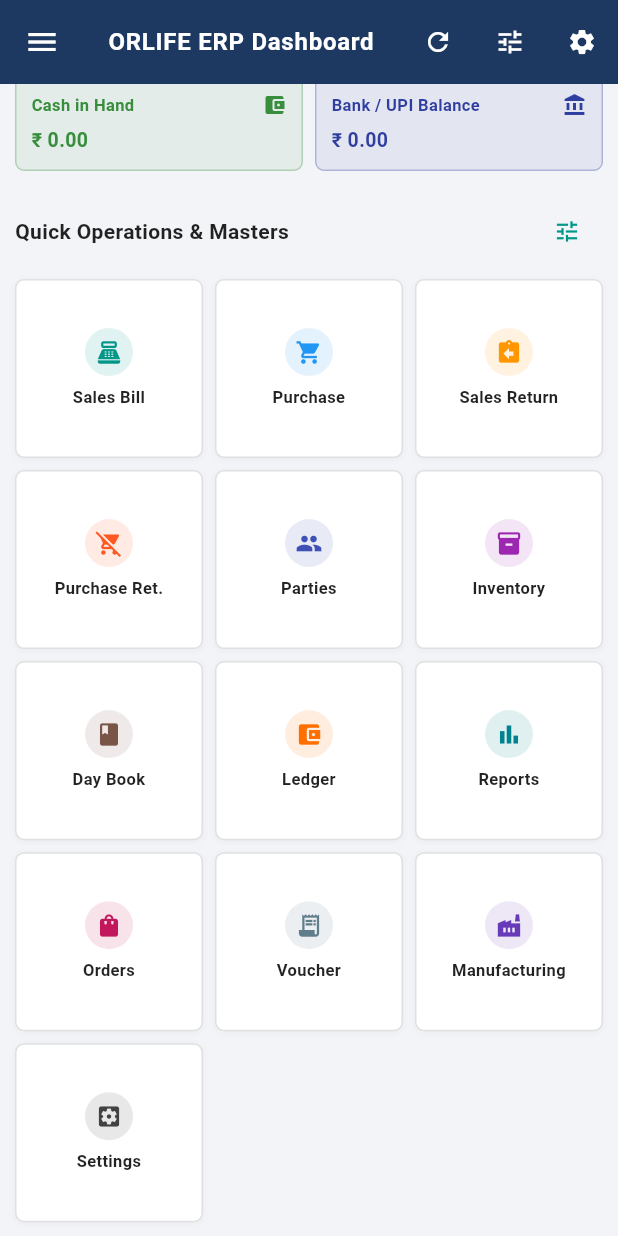
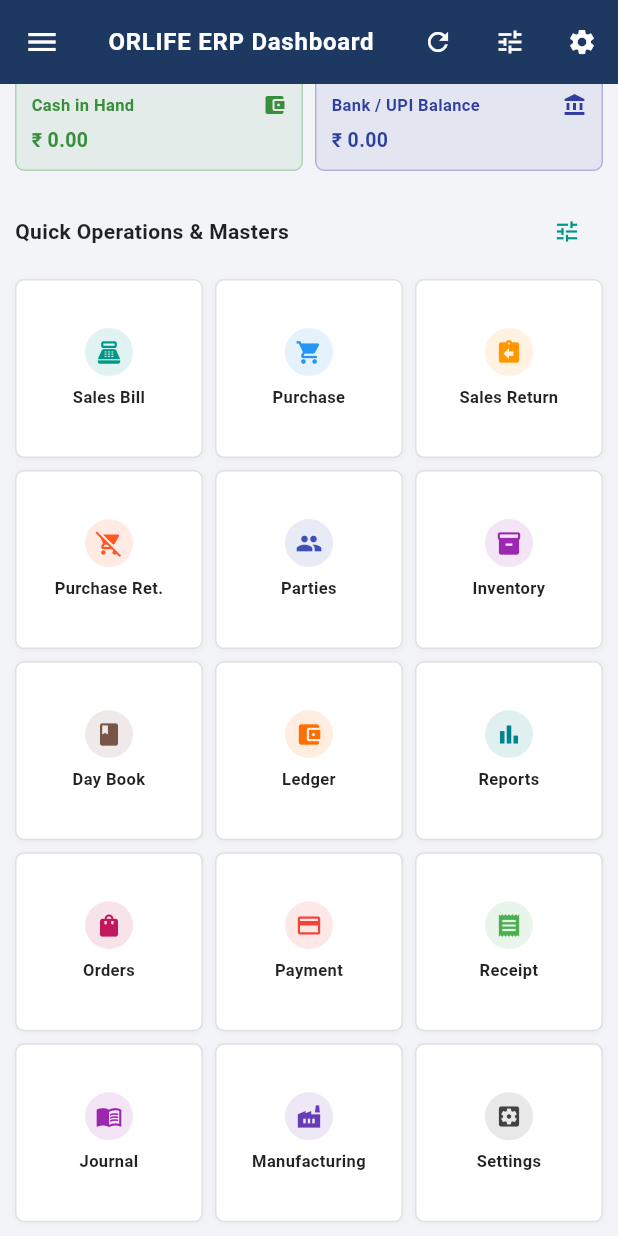
Before and after one commit to rambhera-source/Apna-Khata-, a Flutter app: the DashboardScreen screen opened directly, scrolled down 86 dp, on a phone screen of 412 x 824 dp. Run offline on Flutter 3.47's test engine with Material 3 defaults, Android fonts, the phone set to English and light mode, and no system bars; our stand-ins replace csv, file_picker, isar, pdf, printing, share_plus; missing offline and left inert: excel; accounts and stored records are empty; generated files the repository leaves out were written again; statements that could not run were skipped.

Commit message:
Update dashboard_screen.dart

```diff
--- a/lib/screens/dashboard_screen.dart
+++ b/lib/screens/dashboard_screen.dart
@@ -20,7 +20,9 @@
 import 'products/product_inventory_screen.dart';
 import 'account/parties_master_screen.dart';
 import 'order/orders_management_screen.dart';
-import 'Voucher/voucher_entry_screen.dart';
+import 'vouchers/payment_voucher_screen.dart';
+import 'vouchers/receipt_voucher_screen.dart';
+import 'vouchers/journal_voucher_screen.dart';
 import 'setting/settings_screen.dart';
 import 'setting/backup_settings_screen.dart';
 import 'manufacturing_screen.dart';
@@ -45,7 +47,7 @@
   final List<String> _selectedQuickMenus = [
     'Sales Bill', 'Purchase', 'Sales Return', 'Purchase Ret.',
     'Parties', 'Inventory', 'Day Book', 'Ledger', 'Reports',
-    'Orders', 'Voucher', 'Manufacturing', 'Settings'
+    'Orders', 'Payment', 'Receipt', 'Journal', 'Manufacturing', 'Settings'
   ];
 
   @override
@@ -294,7 +296,9 @@
               'Ledger': Icons.account_balance_wallet,
               'Reports': Icons.bar_chart,
               'Orders': Icons.shopping_bag,
-              'Voucher': Icons.receipt_long,
+              'Payment': Icons.payment,
+              'Receipt': Icons.receipt,
+              'Journal': Icons.menu_book,
               'Manufacturing': Icons.factory,
               'Settings': Icons.settings_applications,
             };
@@ -535,6 +539,21 @@
                 onTap: () => Navigator.push(context, MaterialPageRoute(builder: (context) => const PurchaseScreen())),
               ),
               ListTile(
+                leading: const Icon(Icons.payment, color: Colors.red),
+                title: const Text('Payment Voucher'),
+                onTap: () => Navigator.push(context, MaterialPageRoute(builder: (context) => const PaymentVoucherScreen())),
+              ),
+              ListTile(
+                leading: const Icon(Icons.receipt, color: Colors.green),
+                title: const Text('Receipt Voucher'),
+                onTap: () => Navigator.push(context, MaterialPageRoute(builder: (context) => const ReceiptVoucherScreen())),
+              ),
+              ListTile(
+                leading: const Icon(Icons.menu_book, color: Colors.purple),
+                title: const Text('Journal Voucher'),
+                onTap: () => Navigator.push(context, MaterialPageRoute(builder: (context) => const JournalVoucherScreen())),
+              ),
+              ListTile(
                 leading: const Icon(Icons.people),
                 title: const Text('Parties Master'),
                 onTap: () => Navigator.push(context, MaterialPageRoute(builder: (context) => const PartiesMasterScreen())),
@@ -688,8 +707,12 @@
                               return _buildMenuCard(context, 'Reports', Icons.bar_chart, Colors.cyan.shade800, const FinancialReportsScreen());
                             case 'Orders':
                               return _buildMenuCard(context, 'Orders', Icons.shopping_bag, Colors.pink.shade700, const OrdersManagementScreen());
-                            case 'Voucher':
-                              return _buildMenuCard(context, 'Voucher', Icons.receipt_long, Colors.blueGrey, const VoucherEntryScreen());
+                            case 'Payment':
+                              return _buildMenuCard(context, 'Payment', Icons.payment, Colors.red, const PaymentVoucherScreen());
+                            case 'Receipt':
+                              return _buildMenuCard(context, 'Receipt', Icons.receipt, Colors.green, const ReceiptVoucherScreen());
+                            case 'Journal':
+                              return _buildMenuCard(context, 'Journal', Icons.menu_book, Colors.purple, const JournalVoucherScreen());
                             case 'Manufacturing':
                               return _buildMenuCard(context, 'Manufacturing', Icons.factory, Colors.deepPurple, const ManufacturingScreen());
                             case 'Settings':
```
